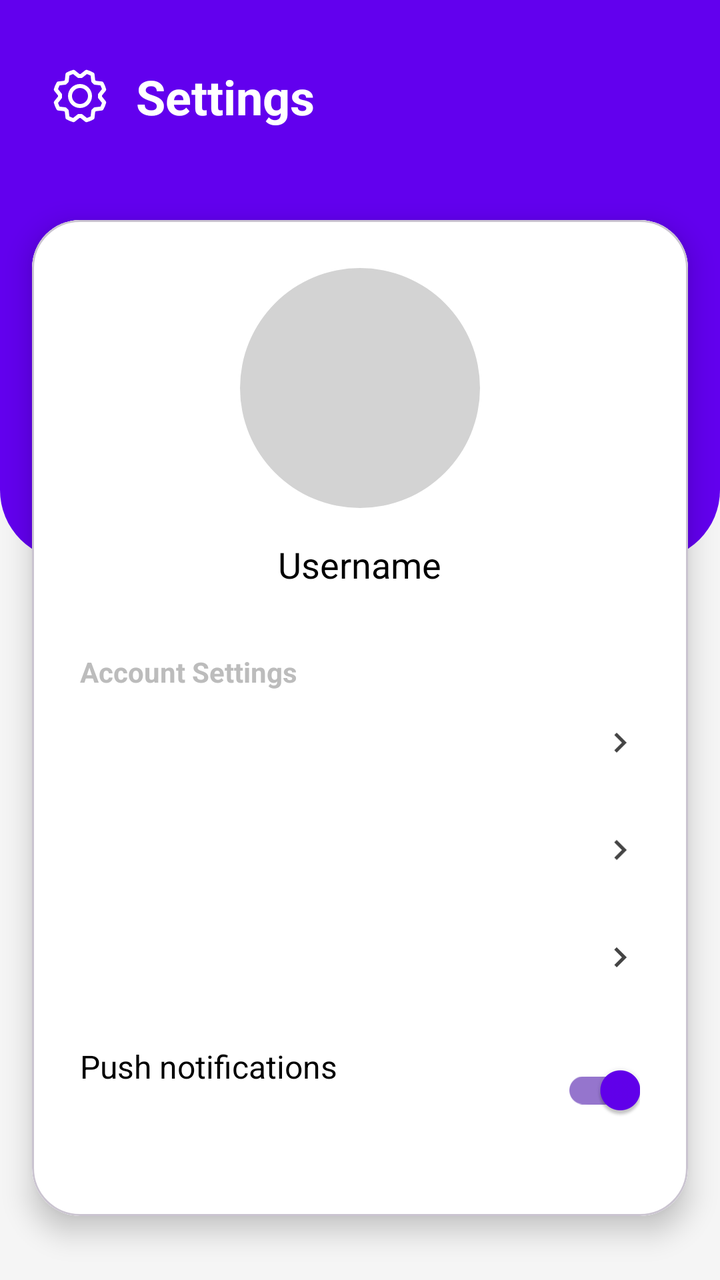
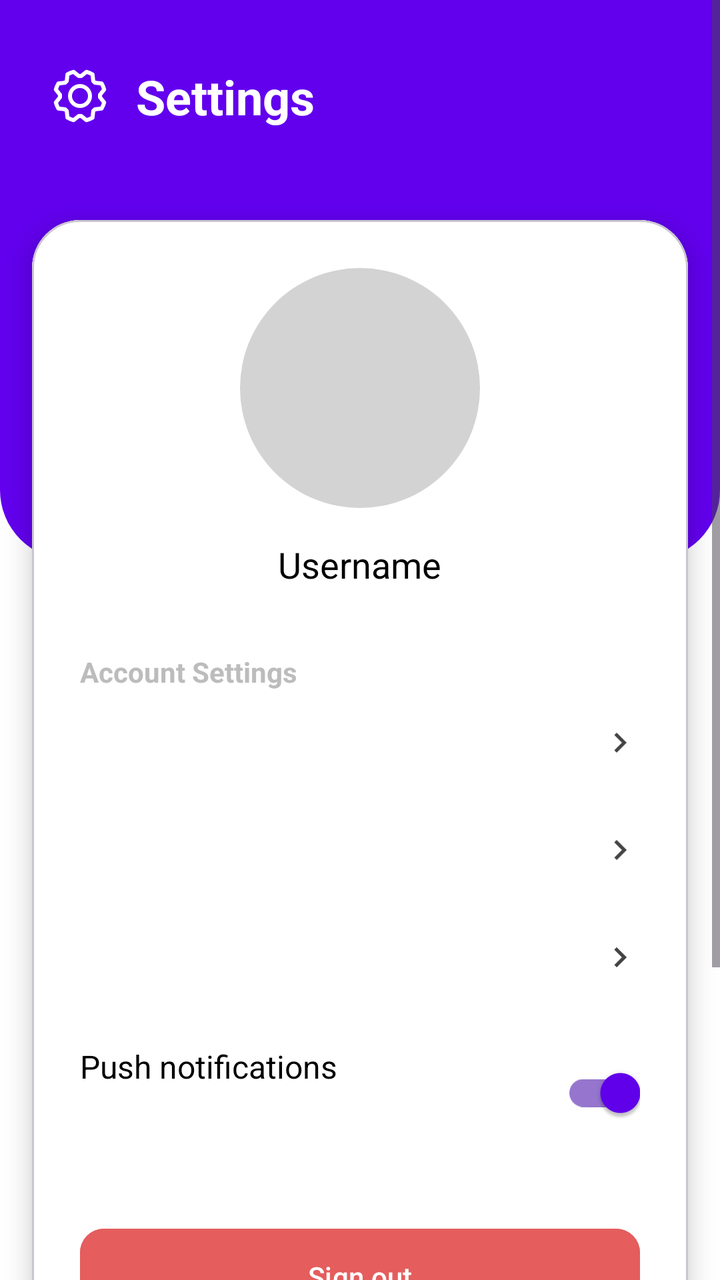

Screens rendered from an Android XML layout before and after an edit, with the pre-edit source and the edit as a unified diff.
<!-- AndroidManifest.xml: application theme Theme.BrainByte -->
<!-- res/layout/fragment_settings.xml -->
<androidx.constraintlayout.widget.ConstraintLayout xmlns:android="http://schemas.android.com/apk/res/android"
    xmlns:app="http://schemas.android.com/apk/res-auto"
    android:layout_width="match_parent"
    android:layout_height="match_parent"
    android:background="#F5F5F5">

    <View
        android:id="@+id/headerBackground"
        android:layout_width="match_parent"
        android:layout_height="280dp"
        android:background="@drawable/header_bottom_rounded"
        app:layout_constraintTop_toTopOf="parent" />

    <ImageView
        android:id="@+id/settingsIcon"
        android:layout_width="32dp"
        android:layout_height="32dp"
        android:layout_marginStart="24dp"
        android:layout_marginTop="32dp"
        android:src="@drawable/ic_settings"
        app:tint="@color/white"
        app:layout_constraintStart_toStartOf="parent"
        app:layout_constraintTop_toTopOf="parent" />

    <TextView
        android:layout_width="wrap_content"
        android:layout_height="wrap_content"
        android:layout_marginStart="12dp"
        android:text="Settings"
        android:textColor="@color/white"
        android:textSize="24sp"
        android:textStyle="bold"
        app:layout_constraintBottom_toBottomOf="@id/settingsIcon"
        app:layout_constraintStart_toEndOf="@id/settingsIcon"
        app:layout_constraintTop_toTopOf="@id/settingsIcon" />

    <com.google.android.material.card.MaterialCardView
        android:layout_width="match_parent"
        android:layout_height="0dp"
        android:layout_marginHorizontal="16dp"
        android:layout_marginTop="110dp"
        android:layout_marginBottom="32dp"
        app:cardCornerRadius="24dp"
        app:cardElevation="8dp"
        app:layout_constraintBottom_toBottomOf="parent"
        app:layout_constraintTop_toTopOf="parent">

        <LinearLayout
            android:layout_width="match_parent"
            android:layout_height="match_parent"
            android:background="#FFFFFF"
            android:orientation="vertical"
            android:padding="24dp">

            <com.google.android.material.imageview.ShapeableImageView
                android:layout_width="120dp"
                android:layout_height="120dp"
                android:layout_gravity="center_horizontal"
                android:background="#D3D3D3"
                app:shapeAppearanceOverlay="@style/CircleImage" />

            <TextView
                android:layout_width="wrap_content"
                android:layout_height="wrap_content"
                android:layout_gravity="center_horizontal"
                android:layout_marginTop="16dp"
                android:text="Username"
                android:textColor="#000000"
                android:textSize="18sp" />

            <TextView
                android:layout_width="wrap_content"
                android:layout_height="wrap_content"
                android:layout_marginTop="32dp"
                android:text="Account Settings"
                android:textColor="#BCBCBC"
                android:textStyle="bold" />

            <include
                android:id="@+id/row_edit"
                layout="@layout/item_setting_row" />

            <include
                android:id="@+id/row_password"
                layout="@layout/item_setting_row" />

            <include
                android:id="@+id/row_reminders"
                layout="@layout/item_setting_row" />

            <RelativeLayout
                android:layout_width="match_parent"
                android:layout_height="wrap_content"
                android:paddingVertical="16dp">

                <TextView
                    android:layout_width="wrap_content"
                    android:layout_height="wrap_content"
                    android:text="Push notifications"
                    android:textColor="#000000"
                    android:textSize="16sp" />

                <androidx.appcompat.widget.SwitchCompat
                    android:layout_width="wrap_content"
                    android:layout_height="wrap_content"
                    android:layout_alignParentEnd="true"
                    android:checked="true"
                    app:thumbTint="#6200EE"
                    app:trackTint="#9575CD" />
            </RelativeLayout>

            <View
                android:layout_width="0dp"
                android:layout_height="0dp"
                android:layout_weight="1" />

            <Button
                android:layout_width="match_parent"
                android:layout_height="56dp"
                android:backgroundTint="#E55D5D"
                android:text="Sign out"
                android:textAllCaps="false"
                android:textColor="@color/white"
                app:cornerRadius="12dp" />

        </LinearLayout>
    </com.google.android.material.card.MaterialCardView>

</androidx.constraintlayout.widget.ConstraintLayout>
<!-- res/layout/item_setting_row.xml (included above) -->
<RelativeLayout xmlns:android="http://schemas.android.com/apk/res/android"
    xmlns:app="http://schemas.android.com/apk/res-auto"
    android:layout_width="match_parent"
    android:layout_height="wrap_content"
    android:paddingVertical="16dp">

    <TextView
        android:id="@+id/rowText"
        android:layout_width="wrap_content"
        android:layout_height="wrap_content"
        android:text=""
        android:textColor="#000000"
        android:textSize="16sp" />

    <ImageView
        android:id="@+id/rowIcon"
        android:layout_width="20dp"
        android:layout_height="20dp"
        android:layout_alignParentEnd="true"
        android:src="@drawable/ic_chevron_right"
        app:tint="#444444" />

</RelativeLayout>
<!-- resources referenced by this layout -->
<resources>
  <color name="white">#FFFFFFFF</color>
  <!-- drawable header_bottom_rounded (drawable) -->
  <?xml version="1.0" encoding="utf-8"?>
  <shape xmlns:android="http://schemas.android.com/apk/res/android">
      <solid android:color="#6200EE" /> <corners
      android:bottomLeftRadius="35dp"
      android:bottomRightRadius="35dp"
      android:topLeftRadius="0dp"
      android:topRightRadius="0dp" />
  </shape>
  <!-- drawable ic_chevron_right (drawable) -->
  <vector xmlns:android="http://schemas.android.com/apk/res/android" android:height="24dp" android:tint="#000000" android:viewportHeight="24" android:viewportWidth="24" android:width="24dp">
        
      <path android:fillColor="@android:color/white" android:pathData="M10,6L8.59,7.41 13.17,12l-4.58,4.59L10,18l6,-6z"/>
      
  </vector>
  <!-- drawable ic_settings: vector/xml drawable (drawable, 2217 chars, omitted) -->
  <style name="CircleImage" parent="ShapeAppearance.Material3.MediumComponent">
          <item name="cornerSize">50%</item>
      </style>
  <style name="Theme.BrainByte" parent="Base.Theme.BrainByte" />
  <style name="Base.Theme.BrainByte" parent="Theme.Material3.DayNight.NoActionBar">
      </style>
</resources>

<!-- the commit's change to res/layout/fragment_settings.xml (unified diff, before → after) -->
@@ -1,132 +1,152 @@
-<androidx.constraintlayout.widget.ConstraintLayout xmlns:android="http://schemas.android.com/apk/res/android"
+<ScrollView xmlns:android="http://schemas.android.com/apk/res/android"
     xmlns:app="http://schemas.android.com/apk/res-auto"
     android:layout_width="match_parent"
     android:layout_height="match_parent"
-    android:background="#F5F5F5">
+    android:fillViewport="true"
+    android:clipChildren="false"
+    android:clipToPadding="false"
+    android:paddingBottom="70dp"
+    android:background="@color/white">
 
-    <View
-        android:id="@+id/headerBackground"
+    <androidx.constraintlayout.widget.ConstraintLayout
         android:layout_width="match_parent"
-        android:layout_height="280dp"
-        android:background="@drawable/header_bottom_rounded"
-        app:layout_constraintTop_toTopOf="parent" />
+        android:layout_height="wrap_content"
+        android:clipChildren="false"
+        android:clipToPadding="false"
+        android:paddingBottom="48dp">
 
-    <ImageView
-        android:id="@+id/settingsIcon"
-        android:layout_width="32dp"
-        android:layout_height="32dp"
-        android:layout_marginStart="24dp"
-        android:layout_marginTop="32dp"
-        android:src="@drawable/ic_settings"
-        app:tint="@color/white"
-        app:layout_constraintStart_toStartOf="parent"
-        app:layout_constraintTop_toTopOf="parent" />
+        <View
+            android:id="@+id/whiteBackground"
+            android:layout_width="match_parent"
+            android:layout_height="0dp"
+            android:background="@color/white"
+            app:layout_constraintTop_toTopOf="parent"
+            app:layout_constraintBottom_toBottomOf="parent" />
 
-    <TextView
-        android:layout_width="wrap_content"
-        android:layout_height="wrap_content"
-        android:layout_marginStart="12dp"
-        android:text="Settings"
-        android:textColor="@color/white"
-        android:textSize="24sp"
-        android:textStyle="bold"
-        app:layout_constraintBottom_toBottomOf="@id/settingsIcon"
-        app:layout_constraintStart_toEndOf="@id/settingsIcon"
-        app:layout_constraintTop_toTopOf="@id/settingsIcon" />
+        <View
+            android:id="@+id/headerBackground"
+            android:layout_width="match_parent"
+            android:layout_height="280dp"
+            android:background="@drawable/header_bottom_rounded"
+            app:layout_constraintTop_toTopOf="parent" />
 
-    <com.google.android.material.card.MaterialCardView
-        android:layout_width="match_parent"
-        android:layout_height="0dp"
-        android:layout_marginHorizontal="16dp"
-        android:layout_marginTop="110dp"
-        android:layout_marginBottom="32dp"
-        app:cardCornerRadius="24dp"
-        app:cardElevation="8dp"
-        app:layout_constraintBottom_toBottomOf="parent"
-        app:layout_constraintTop_toTopOf="parent">
+        <ImageView
+            android:id="@+id/settingsIcon"
+            android:layout_width="32dp"
+            android:layout_height="32dp"
+            android:layout_marginStart="24dp"
+            android:layout_marginTop="32dp"
+            android:src="@drawable/ic_settings"
+            app:tint="@color/white"
+            app:layout_constraintStart_toStartOf="parent"
+            app:layout_constraintTop_toTopOf="parent" />
 
-        <LinearLayout
+        <TextView
+            android:layout_width="wrap_content"
+            android:layout_height="wrap_content"
+            android:layout_marginStart="12dp"
+            android:text="Settings"
+            android:textColor="@color/white"
+            android:textSize="24sp"
+            android:textStyle="bold"
+            app:layout_constraintBottom_toBottomOf="@id/settingsIcon"
+            app:layout_constraintStart_toEndOf="@id/settingsIcon"
+            app:layout_constraintTop_toTopOf="@id/settingsIcon" />
+
+        <com.google.android.material.card.MaterialCardView
             android:layout_width="match_parent"
-            android:layout_height="match_parent"
-            android:background="#FFFFFF"
-            android:orientation="vertical"
-            android:padding="24dp">
+            android:layout_height="wrap_content"
+            android:layout_marginHorizontal="16dp"
+            android:layout_marginTop="110dp"
+            android:layout_marginBottom="16dp"
+            app:cardCornerRadius="24dp"
+            app:cardElevation="8dp"
+            app:layout_constraintTop_toTopOf="parent"
+            app:layout_constraintBottom_toBottomOf="parent">
 
-            <com.google.android.material.imageview.ShapeableImageView
-                android:layout_width="120dp"
-                android:layout_height="120dp"
-                android:layout_gravity="center_horizontal"
-                android:background="#D3D3D3"
-                app:shapeAppearanceOverlay="@style/CircleImage" />
-
-            <TextView
-                android:layout_width="wrap_content"
-                android:layout_height="wrap_content"
-                android:layout_gravity="center_horizontal"
-                android:layout_marginTop="16dp"
-                android:text="Username"
-                android:textColor="#000000"
-                android:textSize="18sp" />
-
-            <TextView
-                android:layout_width="wrap_content"
-                android:layout_height="wrap_content"
-                android:layout_marginTop="32dp"
-                android:text="Account Settings"
-                android:textColor="#BCBCBC"
-                android:textStyle="bold" />
-
-            <include
-                android:id="@+id/row_edit"
-                layout="@layout/item_setting_row" />
-
-            <include
-                android:id="@+id/row_password"
-                layout="@layout/item_setting_row" />
-
-            <include
-                android:id="@+id/row_reminders"
-                layout="@layout/item_setting_row" />
-
-            <RelativeLayout
+            <LinearLayout
                 android:layout_width="match_parent"
                 android:layout_height="wrap_content"
-                android:paddingVertical="16dp">
+                android:background="#FFFFFF"
+                android:orientation="vertical"
+                android:padding="24dp">
+
+                <com.google.android.material.imageview.ShapeableImageView
+                    android:layout_width="120dp"
+                    android:layout_height="120dp"
+                    android:layout_gravity="center_horizontal"
+                    android:background="#D3D3D3"
+                    app:shapeAppearanceOverlay="@style/CircleImage" />
 
                 <TextView
                     android:layout_width="wrap_content"
                     android:layout_height="wrap_content"
-                    android:text="Push notifications"
+                    android:layout_gravity="center_horizontal"
+                    android:layout_marginTop="16dp"
+                    android:text="Username"
                     android:textColor="#000000"
-                    android:textSize="16sp" />
+                    android:textSize="18sp" />
 
-                <androidx.appcompat.widget.SwitchCompat
+                <TextView
                     android:layout_width="wrap_content"
                     android:layout_height="wrap_content"
-                    android:layout_alignParentEnd="true"
-                    android:checked="true"
-                    app:thumbTint="#6200EE"
-                    app:trackTint="#9575CD" />
-            </RelativeLayout>
+                    android:layout_marginTop="32dp"
+                    android:text="Account Settings"
+                    android:textColor="#BCBCBC"
+                    android:textStyle="bold" />
 
-            <View
-                android:layout_width="0dp"
-                android:layout_height="0dp"
-                android:layout_weight="1" />
+                <include
+                    android:id="@+id/row_edit"
+                    layout="@layout/item_setting_row" />
 
-            <Button
-                android:layout_width="match_parent"
-                android:layout_height="56dp"
-                android:backgroundTint="#E55D5D"
-                android:text="Sign out"
-                android:textAllCaps="false"
-                android:textColor="@color/white"
-                app:cornerRadius="12dp" />
+                <include
+                    android:id="@+id/row_password"
+                    layout="@layout/item_setting_row" />
 
-        </LinearLayout>
-    </com.google.android.material.card.MaterialCardView>
+                <include
+                    android:id="@+id/row_reminders"
+                    layout="@layout/item_setting_row" />
 
-</androidx.constraintlayout.widget.ConstraintLayout>
+                <RelativeLayout
+                    android:layout_width="match_parent"
+                    android:layout_height="wrap_content"
+                    android:paddingVertical="16dp">
+
+                    <TextView
+                        android:layout_width="wrap_content"
+                        android:layout_height="wrap_content"
+                        android:text="Push notifications"
+                        android:textColor="#000000"
+                        android:textSize="16sp" />
+
+                    <androidx.appcompat.widget.SwitchCompat
+                        android:layout_width="wrap_content"
+                        android:layout_height="wrap_content"
+                        android:layout_alignParentEnd="true"
+                        android:checked="true"
+                        app:thumbTint="#6200EE"
+                        app:trackTint="#9575CD" />
+                </RelativeLayout>
+
+                <Space
+                    android:layout_width="match_parent"
+                    android:layout_height="24dp" />
+
+                <Button
+                    android:layout_width="match_parent"
+                    android:layout_height="56dp"
+                    android:backgroundTint="#E55D5D"
+                    android:text="Sign out"
+                    android:textAllCaps="false"
+                    android:textColor="@color/white"
+                    app:cornerRadius="12dp" />
+
+            </LinearLayout>
+        </com.google.android.material.card.MaterialCardView>
+
+    </androidx.constraintlayout.widget.ConstraintLayout>
+
+</ScrollView>
 <!-- res/layout/item_setting_row.xml (included above) -->
 <RelativeLayout xmlns:android="http://schemas.android.com/apk/res/android"
     xmlns:app="http://schemas.android.com/apk/res-auto"
